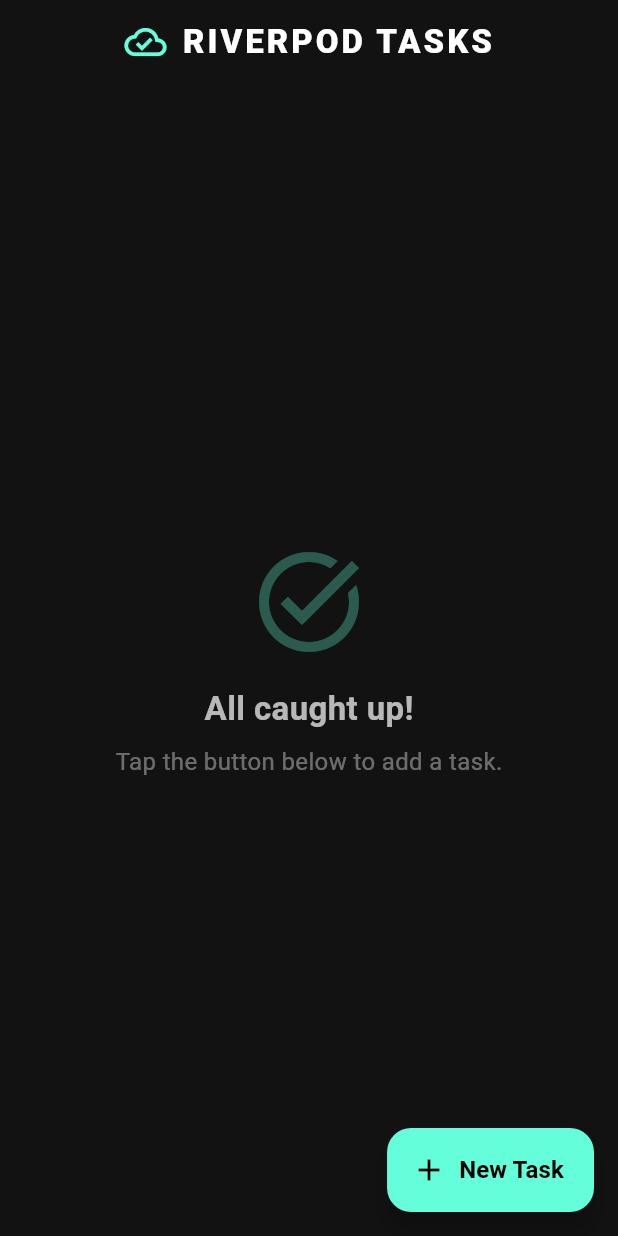
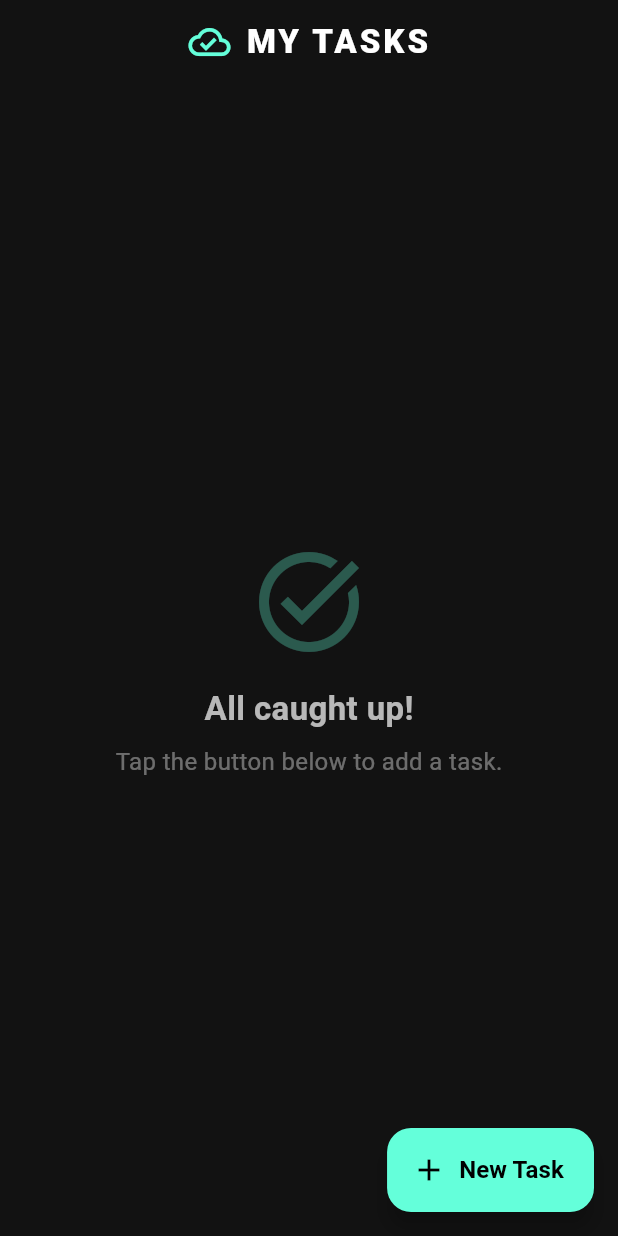
Before and after one commit to talhakhan363/flutter_fcm_riverpod, a Flutter app: the screen it shows after launch, on a phone screen of 412 x 824 dp. Run offline on Flutter 3.47's test engine with Material 3 defaults, Android fonts, the phone set to English and light mode, and no system bars; our stand-ins replace firebase_core, firebase_messaging, flutter_riverpod; accounts and stored records are empty.

Commit message:
Update home_screen.dart

```diff
--- a/lib/screens/home_screen.dart
+++ b/lib/screens/home_screen.dart
@@ -31,7 +31,7 @@ class HomeScreen extends ConsumerWidget {
             Icon(Icons.cloud_done_outlined, color: Colors.tealAccent, size: 28),
             SizedBox(width: 10),
             Text(
-              'RIVERPOD TASKS',
+              'MY TASKS',
               style: TextStyle(fontWeight: FontWeight.w900, letterSpacing: 2.0, fontSize: 22, color: Colors.white),
             ),
           ],
```
